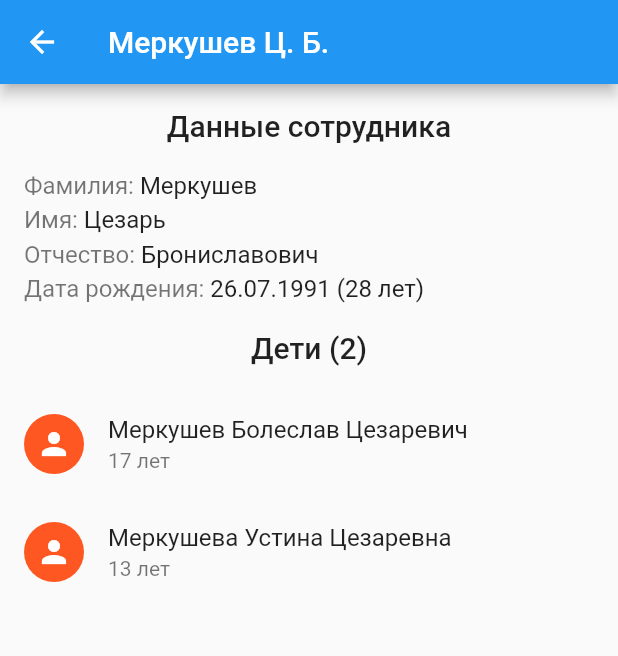
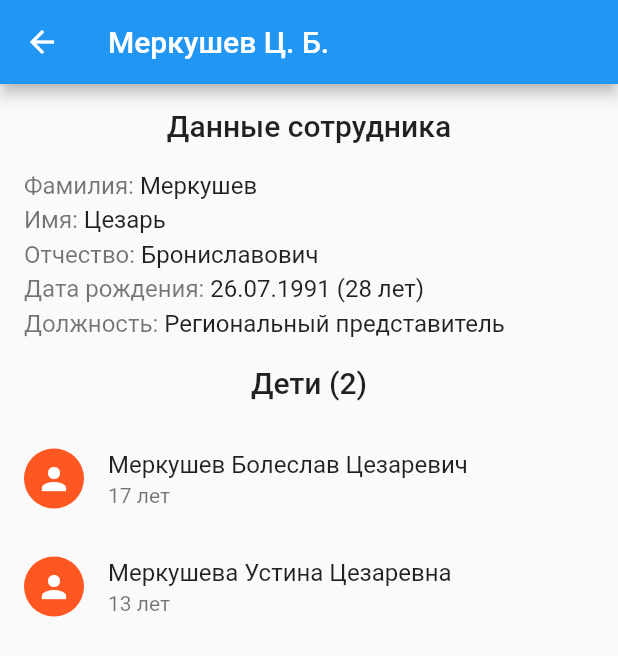
Before and after one commit to PiN73/employees, a Flutter app: the screen it shows after launch, after a tap on an icon or button, on a phone screen of 412 x 824 dp. Shown: the top 656 px of the screen. Run offline on Flutter 3.47's test engine with Material 2 defaults, Android fonts, the phone set to English and light mode, and no system bars.

Commit message:
employee adding

```diff
--- a/lib/data/repository.dart
+++ b/lib/data/repository.dart
@@ -9,4 +9,9 @@ class Repository with ChangeNotifier {
 
   UnmodifiableListView<Employee> get employees =>
       UnmodifiableListView(_employees);
+
+  void addEmployee(Employee data) {
+    _employees.insert(0, data);
+    notifyListeners();
+  }
 }
--- a/lib/pages/employee_page.dart
+++ b/lib/pages/employee_page.dart
@@ -28,6 +28,12 @@ class EmployeePage extends StatelessWidget {
             ),
           ),
           UserInfo(data: data),
+          SliverToBoxAdapter(
+            child: DataTile(
+              label: 'Должность: ',
+              value: data.position,
+            ),
+          ),
           SliverToBoxAdapter(
             child: ListTile(
               title: Text(
--- a/lib/pages/employees_page.dart
+++ b/lib/pages/employees_page.dart
@@ -1,5 +1,6 @@
 import 'package:employees/data/repository.dart';
 import 'package:employees/models/employee.dart';
+import 'package:employees/pages/add_employee_page.dart';
 import 'package:employees/pages/employee_page.dart';
 import 'package:employees/strings.dart';
 import 'package:employees/utils.dart';
@@ -19,9 +20,33 @@ class EmployeesPage extends StatelessWidget {
       body: _EmployeesList(
         data: context.select((Repository r) => r.employees),
       ),
+      floatingActionButton: _AddEmployeeButton(),
     );
   }
 }
+
+class _AddEmployeeButton extends StatelessWidget {
+  @override
+  Widget build(BuildContext context) {
+    return FloatingActionButton(
+      child: Icon(Icons.add),
+      onPressed: () => Navigator.of(context).push<bool>(
+        MaterialPageRoute(
+          builder: (context) => AddEmployeePage(),
+        ),
+      ).then((wasSaved) {
+        if (wasSaved == true) {
+          Scaffold.of(context).showSnackBar(
+            SnackBar(
+              content: Text('Сотрудник добавлен'),
+            ),
+          );
+        }
+      }),
+    );
+  }
+}
+
 
 class _EmployeesList extends StatelessWidget {
   final List<Employee> data;
--- a/lib/widgets/user_info.dart
+++ b/lib/widgets/user_info.dart
@@ -13,19 +13,19 @@ class UserInfo extends StatelessWidget {
     return SliverList(
       delegate: SliverChildListDelegate(
         [
-          _DataTile(
+          DataTile(
             label: 'Фамилия: ',
             value: data.lastName,
           ),
-          _DataTile(
+          DataTile(
             label: 'Имя: ',
             value: data.firstName,
           ),
-          _DataTile(
+          DataTile(
             label: 'Отчество: ',
             value: data.middleName,
           ),
-          _DataTile(
+          DataTile(
             label: 'Дата рождения: ',
             value: '${data.birthDate.format()} (${Strings.agesCount(data.birthDate.getAge())})',
           ),
@@ -35,11 +35,11 @@ class UserInfo extends StatelessWidget {
   }
 }
 
-class _DataTile extends StatelessWidget {
+class DataTile extends StatelessWidget {
   final String label;
   final String value;
 
-  const _DataTile({
+  const DataTile({
     @required this.label,
     @required this.value,
   });
```
Also changed, not shown: lib/pages/add_employee_page.dart (added, +154 -0 lines), lib/widgets/date_picker_form_field.dart (added, +47 -0 lines).
